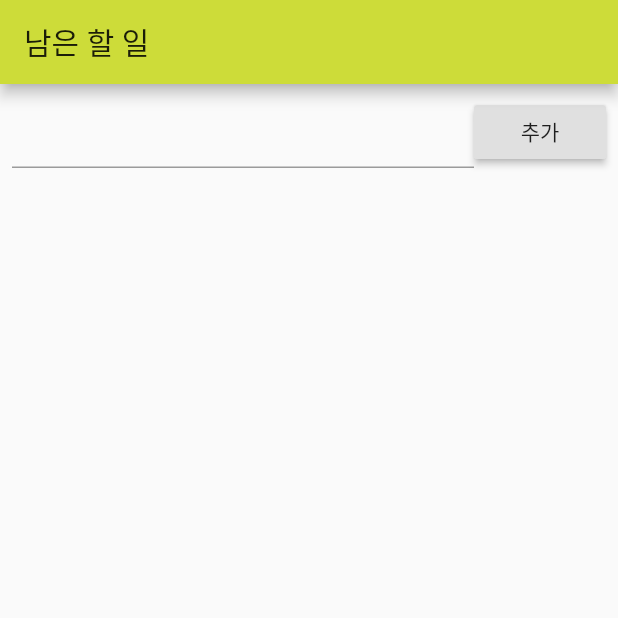
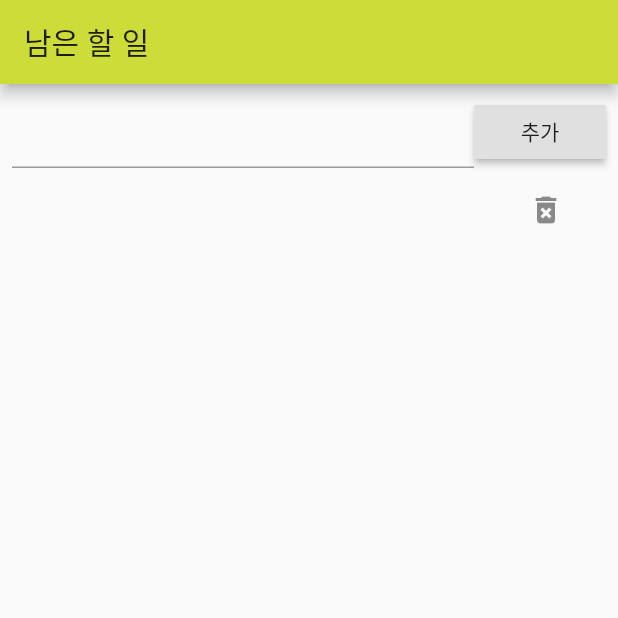
Before and after one commit to chohyeryung/flutter-app-todolist, a Flutter app: the screen it shows after launch, after a tap on "추가", on a phone screen of 412 x 824 dp, the top half of it. Run offline on Flutter 3.47's test engine with Material 2 defaults, Android fonts, the phone set to English and light mode, and no system bars; our stand-ins replace cloud_firestore; accounts and stored records are empty.

Commit message:
#15 할 일 추가하기

```diff
--- a/lib/main.dart
+++ b/lib/main.dart
@@ -102,6 +102,8 @@ class _TodoListPageState extends State<TodoListPage> {
 
   //할 일 추가 메서드
   void _addTodo(Todo todo){
+    Firestore.instance.collection('todo').add({'title':todo.title, 'isDone':todo.isDone});
+    _todoController.text='';
     setState(() {
       _items.add(todo);
       _todoController.text='';
```
Also changed, not shown: 1 other file.
